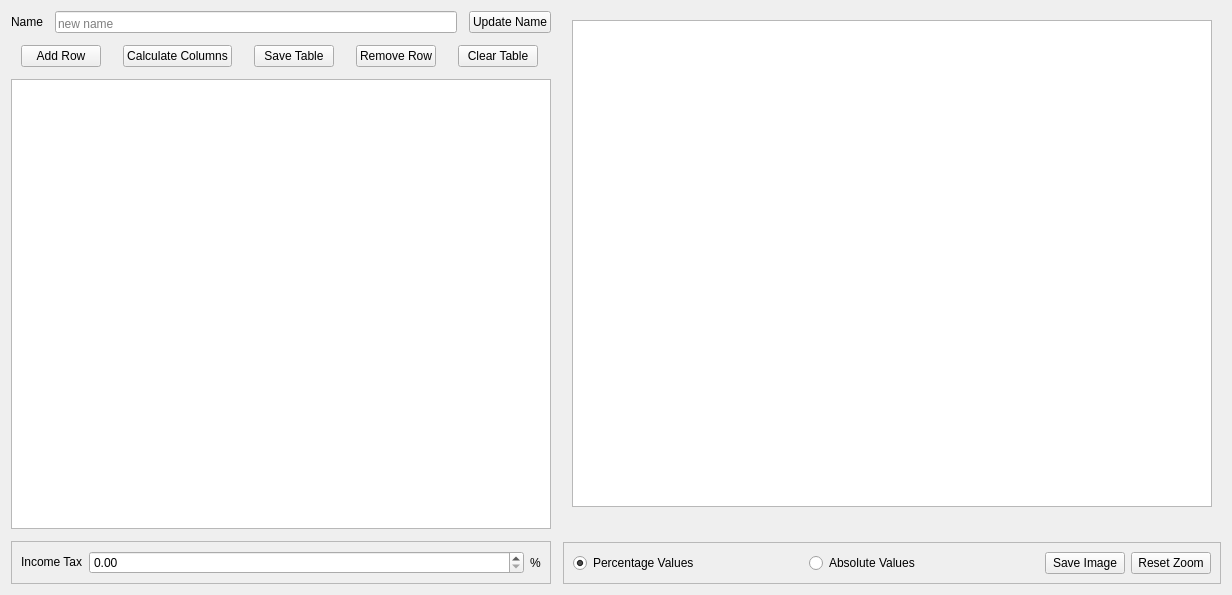
This is src/ui/table_base.ui in wwmm/viewprofit as Qt 5 draws it before an edit. The edited form follows.
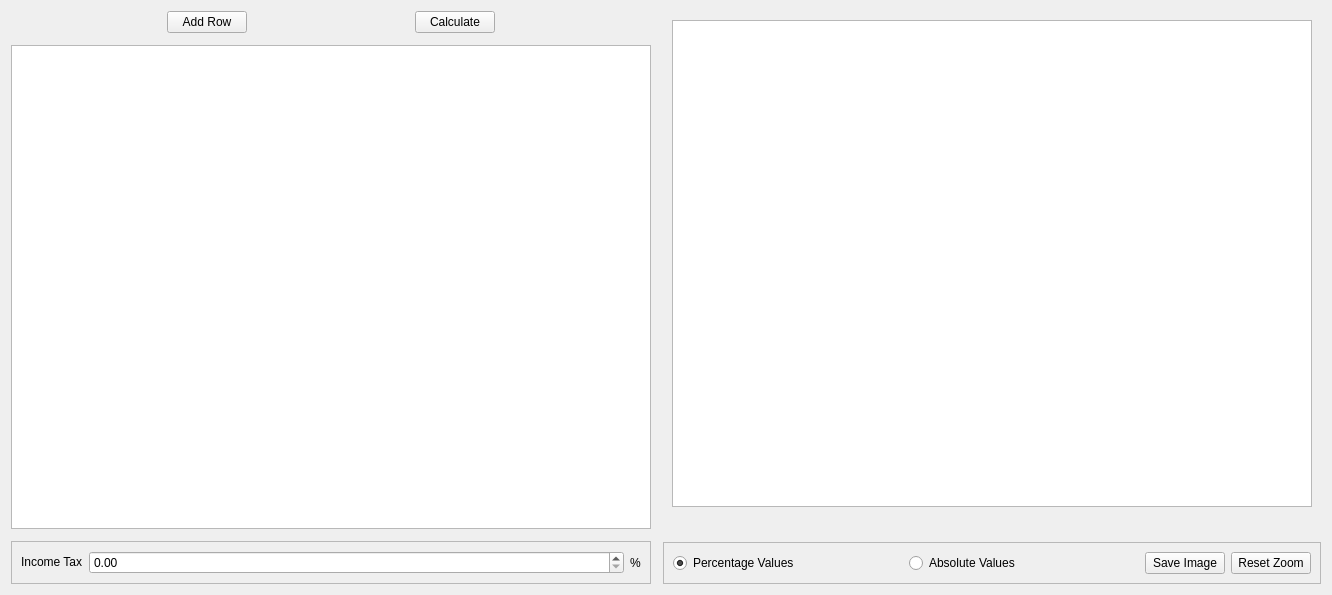
This is the edited form. Custom widgets are drawn as their Qt base class.

```diff
--- a/src/ui/table_base.ui
+++ b/src/ui/table_base.ui
@@ -6,7 +6,7 @@
    <rect>
     <x>0</x>
     <y>0</y>
-    <width>1232</width>
+    <width>1236</width>
     <height>595</height>
    </rect>
   </property>
@@ -218,67 +218,6 @@
      <property name="spacing">
       <number>12</number>
      </property>
-     <item>
-      <layout class="QHBoxLayout" name="horizontalLayout_4">
-       <property name="spacing">
-        <number>12</number>
-       </property>
-       <item>
-        <widget class="QLabel" name="label_table_name">
-         <property name="sizePolicy">
-          <sizepolicy hsizetype="Fixed" vsizetype="Fixed">
-           <horstretch>0</horstretch>
-           <verstretch>0</verstretch>
-          </sizepolicy>
-         </property>
-         <property name="text">
-          <string>Name</string>
-         </property>
-         <property name="alignment">
-          <set>Qt::AlignCenter</set>
-         </property>
-        </widget>
-       </item>
-       <item>
-        <widget class="QLineEdit" name="lineedit_table_name">
-         <property name="sizePolicy">
-          <sizepolicy hsizetype="Minimum" vsizetype="Fixed">
-           <horstretch>0</horstretch>
-           <verstretch>0</verstretch>
-          </sizepolicy>
-         </property>
-         <property name="minimumSize">
-          <size>
-           <width>0</width>
-           <height>0</height>
-          </size>
-         </property>
-         <property name="focusPolicy">
-          <enum>Qt::StrongFocus</enum>
-         </property>
-         <property name="alignment">
-          <set>Qt::AlignBottom|Qt::AlignLeading|Qt::AlignLeft</set>
-         </property>
-         <property name="placeholderText">
-          <string>new name</string>
-         </property>
-        </widget>
-       </item>
-       <item>
-        <widget class="QPushButton" name="button_update_name">
-         <property name="sizePolicy">
-          <sizepolicy hsizetype="Fixed" vsizetype="Fixed">
-           <horstretch>0</horstretch>
-           <verstretch>0</verstretch>
-          </sizepolicy>
-         </property>
-         <property name="text">
-          <string>Update Name</string>
-         </property>
-        </widget>
-       </item>
-      </layout>
-     </item>
      <item>
       <layout class="QHBoxLayout" name="horizontalLayout">
        <property name="spacing">
@@ -309,46 +248,7 @@
           </sizepolicy>
          </property>
          <property name="text">
-          <string>Calculate Columns</string>
-         </property>
-        </widget>
-       </item>
-       <item>
-        <widget class="QPushButton" name="button_save_table">
-         <property name="sizePolicy">
-          <sizepolicy hsizetype="Fixed" vsizetype="Fixed">
-           <horstretch>0</horstretch>
-           <verstretch>0</verstretch>
-          </sizepolicy>
-         </property>
-         <property name="text">
-          <string>Save Table</string>
-         </property>
-        </widget>
-       </item>
-       <item>
-        <widget class="QPushButton" name="button_remove_row">
-         <property name="sizePolicy">
-          <sizepolicy hsizetype="Fixed" vsizetype="Fixed">
-           <horstretch>0</horstretch>
-           <verstretch>0</verstretch>
-          </sizepolicy>
-         </property>
-         <property name="text">
-          <string>Remove Row</string>
-         </property>
-        </widget>
-       </item>
-       <item>
-        <widget class="QPushButton" name="button_clear_table">
-         <property name="sizePolicy">
-          <sizepolicy hsizetype="Fixed" vsizetype="Fixed">
-           <horstretch>0</horstretch>
-           <verstretch>0</verstretch>
-          </sizepolicy>
-         </property>
-         <property name="text">
-          <string>Clear Table</string>
+          <string>Calculate</string>
          </property>
         </widget>
        </item>
@@ -364,7 +264,7 @@
        </property>
        <property name="minimumSize">
         <size>
-         <width>0</width>
+         <width>640</width>
          <height>0</height>
         </size>
        </property>
```
